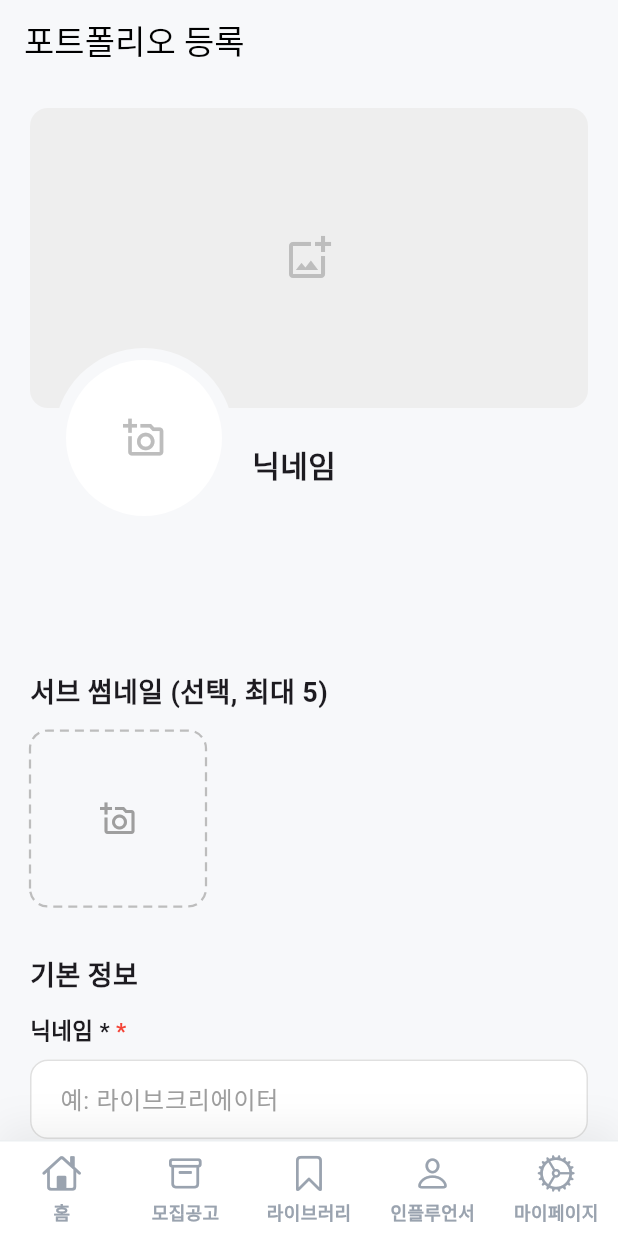
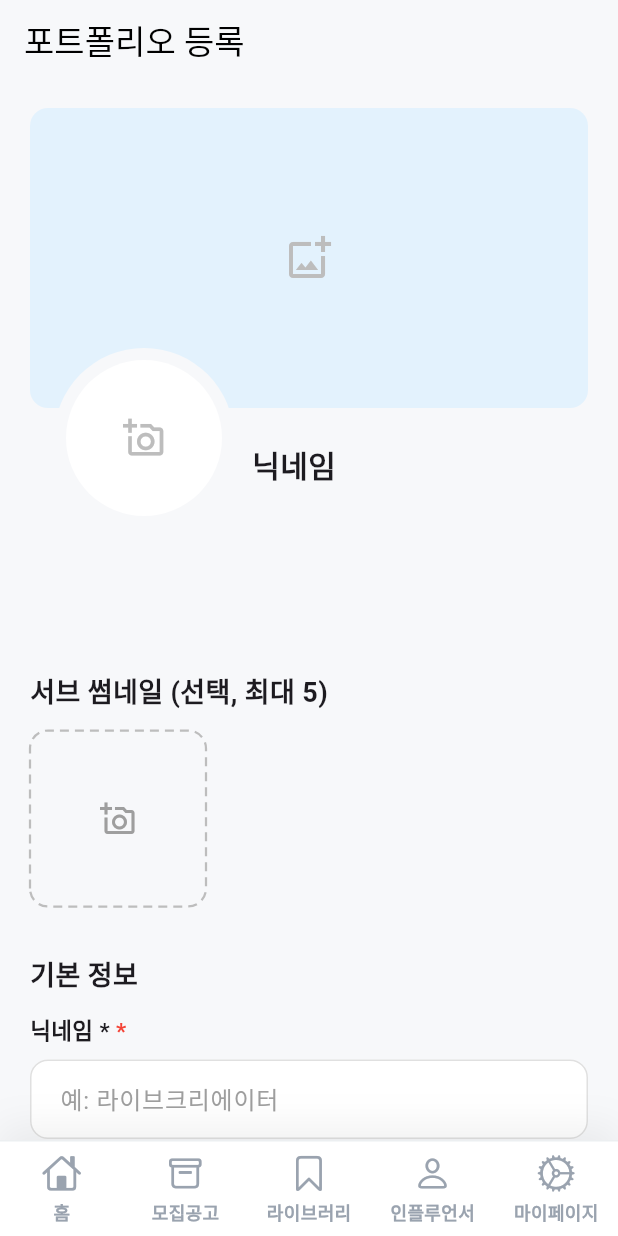
Before and after one commit to livee0322/alpa, a Flutter app: the PortfolioEditScreen screen opened by its route, on a phone screen of 412 x 824 dp. Run offline on Flutter 3.47's test engine with Material 3 defaults, Android fonts, the phone set to English and light mode, and no system bars; drawn by our look-alikes of dotted_border; our stand-ins replace file_picker, get_it, go_router, image_picker; missing offline and left inert: universal_html; accounts and stored records are empty; network calls fail.

Commit message:
250908 > front-end > flutter > 포트폴리오 미리보기 UI 배경 색상 변경

```diff
--- a/front-end/flutter/livee/lib/presentation/screens/showhost/widgets/portfolio_preview_section.dart
+++ b/front-end/flutter/livee/lib/presentation/screens/showhost/widgets/portfolio_preview_section.dart
@@ -36,7 +36,7 @@ class PortfolioPreviewSection extends StatelessWidget {
                 borderRadius: BorderRadius.circular(12),
                 child: Container(
                   // 이미지가 없을 때의 배경색 변경
-                  color: Colors.grey[200],
+                  color: const Color(0xFFE3F2FD),
                   child: backgroundImageSource == null
                       ? _buildPlaceholder(Icons.add_photo_alternate_outlined)
                       : (backgroundImageSource!.localBytes != null
@@ -91,8 +91,7 @@ class PortfolioPreviewSection extends StatelessWidget {
                       builder: (context, value, child) {
                         return Text(
                           value.text.isNotEmpty ? value.text : '닉네임',
-                          style: const TextStyle(
-                              fontSize: 20, fontWeight: FontWeight.bold),
+                          style: const TextStyle(fontSize: 20, fontWeight: FontWeight.bold),
                         );
                       },
                     ),
```
